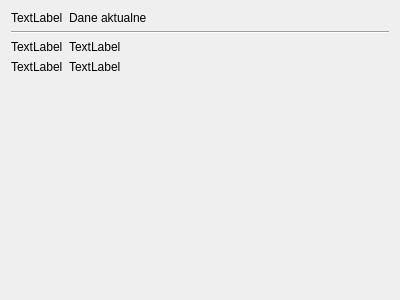
Qt form ui/pogoda.ui (wiacekmarcin/js) before a commit.
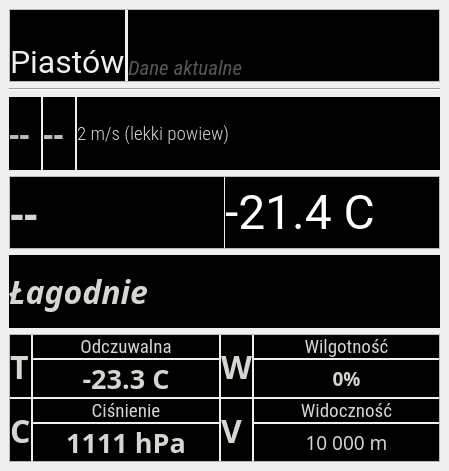
The same form after that commit.

Commit message: Zegar, zegar analogowy, pogoda

Patch:
```diff
--- a/ui/pogoda.ui
+++ b/ui/pogoda.ui
@@ -6,32 +6,104 @@
    <rect>
     <x>0</x>
     <y>0</y>
-    <width>400</width>
-    <height>300</height>
+    <width>449</width>
+    <height>471</height>
    </rect>
   </property>
   <property name="windowTitle">
    <string>Form</string>
   </property>
-  <layout class="QFormLayout" name="formLayout">
-   <property name="fieldGrowthPolicy">
-    <enum>QFormLayout::ExpandingFieldsGrow</enum>
+  <layout class="QVBoxLayout" name="verticalLayout">
+   <property name="spacing">
+    <number>6</number>
    </property>
-   <item row="0" column="0">
-    <widget class="QLabel" name="nazwamiasta">
-     <property name="text">
-      <string>TextLabel</string>
+   <property name="leftMargin">
+    <number>9</number>
+   </property>
+   <property name="topMargin">
+    <number>9</number>
+   </property>
+   <property name="rightMargin">
+    <number>9</number>
+   </property>
+   <property name="bottomMargin">
+    <number>9</number>
+   </property>
+   <item>
+    <widget class="QFrame" name="frameCiti">
+     <property name="frameShape">
+      <enum>QFrame::StyledPanel</enum>
      </property>
-    </widget>
-   </item>
-   <item row="0" column="1">
-    <widget class="QLabel" name="czasAktualnoscidanych">
-     <property name="text">
-      <string>Dane aktualne</string>
+     <property name="frameShadow">
+      <enum>QFrame::Raised</enum>
      </property>
+     <layout class="QHBoxLayout" name="horizontalLayoutCitiname">
+      <property name="spacing">
+       <number>3</number>
+      </property>
+      <property name="leftMargin">
+       <number>0</number>
+      </property>
+      <property name="topMargin">
+       <number>0</number>
+      </property>
+      <property name="rightMargin">
+       <number>0</number>
+      </property>
+      <property name="bottomMargin">
+       <number>0</number>
+      </property>
+      <item>
+       <widget class="QLabel" name="nazwamiasta">
+        <property name="font">
+         <font>
+          <family>Roboto</family>
+          <pointsize>24</pointsize>
+         </font>
+        </property>
+        <property name="styleSheet">
+         <string notr="true">color: rgb(238, 238, 236);
+background-color: rgb(0, 0, 0);</string>
+        </property>
+        <property name="text">
+         <string>Piastów</string>
+        </property>
+        <property name="alignment">
+         <set>Qt::AlignBottom|Qt::AlignLeading|Qt::AlignLeft</set>
+        </property>
+       </widget>
+      </item>
+      <item>
+       <widget class="QLabel" name="czasAktualnoscidanych">
+        <property name="sizePolicy">
+         <sizepolicy hsizetype="Expanding" vsizetype="Preferred">
+          <horstretch>0</horstretch>
+          <verstretch>0</verstretch>
+         </sizepolicy>
+        </property>
+        <property name="font">
+         <font>
+          <family>Roboto Condensed</family>
+          <pointsize>16</pointsize>
+          <italic>true</italic>
+         </font>
+        </property>
+        <property name="styleSheet">
+         <string notr="true">background-color: rgb(0, 0, 0);
+color: rgb(85, 87, 83);</string>
+        </property>
+        <property name="text">
+         <string>Dane aktualne</string>
+        </property>
+        <property name="alignment">
+         <set>Qt::AlignBottom|Qt::AlignLeading|Qt::AlignLeft</set>
+        </property>
+       </widget>
+      </item>
+     </layout>
     </widget>
    </item>
-   <item row="1" column="0" colspan="2">
+   <item>
     <widget class="Line" name="line">
      <property name="sizeIncrement">
       <size>
@@ -39,37 +111,542 @@
        <height>2</height>
       </size>
      </property>
+     <property name="font">
+      <font>
+       <pointsize>6</pointsize>
+      </font>
+     </property>
      <property name="orientation">
       <enum>Qt::Horizontal</enum>
      </property>
     </widget>
    </item>
-   <item row="2" column="0">
-    <widget class="QLabel" name="ikonawiatru">
-     <property name="text">
-      <string>TextLabel</string>
+   <item>
+    <widget class="QFrame" name="frameWiatr">
+     <property name="frameShape">
+      <enum>QFrame::NoFrame</enum>
      </property>
+     <property name="frameShadow">
+      <enum>QFrame::Raised</enum>
+     </property>
+     <layout class="QHBoxLayout" name="horizontalLayout">
+      <property name="spacing">
+       <number>2</number>
+      </property>
+      <property name="leftMargin">
+       <number>0</number>
+      </property>
+      <property name="topMargin">
+       <number>0</number>
+      </property>
+      <property name="rightMargin">
+       <number>0</number>
+      </property>
+      <property name="bottomMargin">
+       <number>0</number>
+      </property>
+      <item>
+       <widget class="QLabel" name="ikonawiatru">
+        <property name="sizePolicy">
+         <sizepolicy hsizetype="Minimum" vsizetype="Minimum">
+          <horstretch>0</horstretch>
+          <verstretch>0</verstretch>
+         </sizepolicy>
+        </property>
+        <property name="minimumSize">
+         <size>
+          <width>32</width>
+          <height>32</height>
+         </size>
+        </property>
+        <property name="font">
+         <font>
+          <family>Weather Icons</family>
+          <pointsize>24</pointsize>
+          <weight>75</weight>
+          <bold>true</bold>
+         </font>
+        </property>
+        <property name="styleSheet">
+         <string notr="true">background-color: rgb(0, 0, 0);
+color: rgb(186, 189, 182);</string>
+        </property>
+        <property name="text">
+         <string>--</string>
+        </property>
+        <property name="textFormat">
+         <enum>Qt::PlainText</enum>
+        </property>
+       </widget>
+      </item>
+      <item>
+       <widget class="QLabel" name="kierunekWiatru">
+        <property name="sizePolicy">
+         <sizepolicy hsizetype="Minimum" vsizetype="Minimum">
+          <horstretch>0</horstretch>
+          <verstretch>0</verstretch>
+         </sizepolicy>
+        </property>
+        <property name="minimumSize">
+         <size>
+          <width>32</width>
+          <height>32</height>
+         </size>
+        </property>
+        <property name="font">
+         <font>
+          <family>Weather Icons</family>
+          <pointsize>24</pointsize>
+          <weight>75</weight>
+          <bold>true</bold>
+         </font>
+        </property>
+        <property name="styleSheet">
+         <string notr="true">background-color: rgb(0, 0, 0);
+color: rgb(186, 189, 182);</string>
+        </property>
+        <property name="text">
+         <string>--</string>
+        </property>
+       </widget>
+      </item>
+      <item>
+       <widget class="QLabel" name="opiswiatru">
+        <property name="sizePolicy">
+         <sizepolicy hsizetype="Expanding" vsizetype="Preferred">
+          <horstretch>0</horstretch>
+          <verstretch>0</verstretch>
+         </sizepolicy>
+        </property>
+        <property name="font">
+         <font>
+          <family>Roboto Condensed Light</family>
+          <pointsize>14</pointsize>
+         </font>
+        </property>
+        <property name="styleSheet">
+         <string notr="true">background-color: rgb(0, 0, 0);
+color: rgb(211, 215, 207);</string>
+        </property>
+        <property name="text">
+         <string>2 m/s (lekki powiew)</string>
+        </property>
+        <property name="wordWrap">
+         <bool>true</bool>
+        </property>
+       </widget>
+      </item>
+     </layout>
     </widget>
    </item>
-   <item row="2" column="1">
-    <widget class="QLabel" name="opiswiatru">
-     <property name="text">
-      <string>TextLabel</string>
+   <item>
+    <widget class="QFrame" name="frameTemp">
+     <property name="frameShape">
+      <enum>QFrame::StyledPanel</enum>
      </property>
+     <property name="frameShadow">
+      <enum>QFrame::Raised</enum>
+     </property>
+     <layout class="QGridLayout" name="gridLayout">
+      <property name="leftMargin">
+       <number>0</number>
+      </property>
+      <property name="topMargin">
+       <number>0</number>
+      </property>
+      <property name="rightMargin">
+       <number>0</number>
+      </property>
+      <property name="bottomMargin">
+       <number>0</number>
+      </property>
+      <property name="spacing">
+       <number>1</number>
+      </property>
+      <item row="0" column="1" rowspan="2">
+       <widget class="QLabel" name="temperatura">
+        <property name="font">
+         <font>
+          <family>RobotoBlack</family>
+          <pointsize>36</pointsize>
+         </font>
+        </property>
+        <property name="styleSheet">
+         <string notr="true">background-color: rgb(0, 0, 0);
+color: rgb(255, 255, 255);</string>
+        </property>
+        <property name="text">
+         <string>-21.4 C</string>
+        </property>
+       </widget>
+      </item>
+      <item row="0" column="0" rowspan="2">
+       <widget class="QLabel" name="ikonapogody">
+        <property name="sizePolicy">
+         <sizepolicy hsizetype="Minimum" vsizetype="Minimum">
+          <horstretch>0</horstretch>
+          <verstretch>0</verstretch>
+         </sizepolicy>
+        </property>
+        <property name="minimumSize">
+         <size>
+          <width>32</width>
+          <height>32</height>
+         </size>
+        </property>
+        <property name="font">
+         <font>
+          <family>Weather Icons</family>
+          <pointsize>32</pointsize>
+          <weight>75</weight>
+          <bold>true</bold>
+         </font>
+        </property>
+        <property name="styleSheet">
+         <string notr="true">background-color: rgb(0, 0, 0);
+color: rgb(211, 215, 207);</string>
+        </property>
+        <property name="text">
+         <string>--</string>
+        </property>
+       </widget>
+      </item>
+     </layout>
     </widget>
    </item>
-   <item row="3" column="0">
-    <widget class="QLabel" name="ikonapogody">
+   <item>
+    <widget class="QLabel" name="opisPogody">
+     <property name="font">
+      <font>
+       <family>Roboto Slab</family>
+       <pointsize>24</pointsize>
+       <weight>75</weight>
+       <italic>true</italic>
+       <bold>true</bold>
+      </font>
+     </property>
+     <property name="styleSheet">
+      <string notr="true">background-color: rgb(0, 0, 0);
+color: rgb(211, 215, 207);</string>
+     </property>
      <property name="text">
-      <string>TextLabel</string>
+      <string>Łagodnie</string>
      </property>
+     <property name="wordWrap">
+      <bool>true</bool>
+     </property>
     </widget>
    </item>
-   <item row="3" column="1">
-    <widget class="QLabel" name="opispogody">
-     <property name="text">
-      <string>TextLabel</string>
+   <item>
+    <widget class="QFrame" name="frameTemp2">
+     <property name="frameShape">
+      <enum>QFrame::StyledPanel</enum>
      </property>
+     <property name="frameShadow">
+      <enum>QFrame::Raised</enum>
+     </property>
+     <layout class="QGridLayout" name="gridLayout_2">
+      <property name="leftMargin">
+       <number>0</number>
+      </property>
+      <property name="topMargin">
+       <number>0</number>
+      </property>
+      <property name="rightMargin">
+       <number>0</number>
+      </property>
+      <property name="bottomMargin">
+       <number>0</number>
+      </property>
+      <property name="spacing">
+       <number>2</number>
+      </property>
+      <item row="3" column="1">
+       <widget class="QLabel" name="etGrunt">
+        <property name="sizePolicy">
+         <sizepolicy hsizetype="Expanding" vsizetype="Preferred">
+          <horstretch>0</horstretch>
+          <verstretch>0</verstretch>
+         </sizepolicy>
+        </property>
+        <property name="font">
+         <font>
+          <family>Roboto Condensed</family>
+          <pointsize>14</pointsize>
+         </font>
+        </property>
+        <property name="styleSheet">
+         <string notr="true">background-color: rgb(0, 0, 0);
+color: rgb(211, 215, 207);</string>
+        </property>
+        <property name="text">
+         <string>Ciśnienie</string>
+        </property>
+        <property name="alignment">
+         <set>Qt::AlignCenter</set>
+        </property>
+       </widget>
+      </item>
+      <item row="0" column="3">
+       <widget class="QLabel" name="etwilgotnosc">
+        <property name="sizePolicy">
+         <sizepolicy hsizetype="Expanding" vsizetype="Preferred">
+          <horstretch>0</horstretch>
+          <verstretch>0</verstretch>
+         </sizepolicy>
+        </property>
+        <property name="font">
+         <font>
+          <family>Roboto Condensed</family>
+          <pointsize>14</pointsize>
+         </font>
+        </property>
+        <property name="styleSheet">
+         <string notr="true">background-color: rgb(0, 0, 0);
+color: rgb(211, 215, 207);</string>
+        </property>
+        <property name="text">
+         <string>Wilgotność</string>
+        </property>
+        <property name="alignment">
+         <set>Qt::AlignCenter</set>
+        </property>
+       </widget>
+      </item>
+      <item row="0" column="1">
+       <widget class="QLabel" name="etOdczuwalna">
+        <property name="sizePolicy">
+         <sizepolicy hsizetype="Expanding" vsizetype="Preferred">
+          <horstretch>0</horstretch>
+          <verstretch>0</verstretch>
+         </sizepolicy>
+        </property>
+        <property name="font">
+         <font>
+          <family>Roboto Condensed</family>
+          <pointsize>14</pointsize>
+          <italic>false</italic>
+         </font>
+        </property>
+        <property name="styleSheet">
+         <string notr="true">background-color: rgb(0, 0, 0);
+color: rgb(211, 215, 207);</string>
+        </property>
+        <property name="text">
+         <string>Odczuwalna</string>
+        </property>
+        <property name="alignment">
+         <set>Qt::AlignCenter</set>
+        </property>
+       </widget>
+      </item>
+      <item row="1" column="1" rowspan="2">
+       <widget class="QLabel" name="temperaturaOdczuwalna">
+        <property name="font">
+         <font>
+          <family>Roboto Slab ExtraBold</family>
+          <pointsize>20</pointsize>
+          <weight>75</weight>
+          <bold>true</bold>
+         </font>
+        </property>
+        <property name="styleSheet">
+         <string notr="true">background-color: rgb(0, 0, 0);
+color: rgb(211, 215, 207);</string>
+        </property>
+        <property name="text">
+         <string>-23.3 C</string>
+        </property>
+        <property name="alignment">
+         <set>Qt::AlignCenter</set>
+        </property>
+       </widget>
+      </item>
+      <item row="0" column="0" rowspan="3">
+       <widget class="QLabel" name="tempIcon">
+        <property name="sizePolicy">
+         <sizepolicy hsizetype="Minimum" vsizetype="Preferred">
+          <horstretch>0</horstretch>
+          <verstretch>0</verstretch>
+         </sizepolicy>
+        </property>
+        <property name="font">
+         <font>
+          <family>Weather Icons</family>
+          <pointsize>24</pointsize>
+          <weight>75</weight>
+          <bold>true</bold>
+         </font>
+        </property>
+        <property name="styleSheet">
+         <string notr="true">background-color: rgb(0, 0, 0);
+color: rgb(211, 215, 207);</string>
+        </property>
+        <property name="text">
+         <string>T</string>
+        </property>
+       </widget>
+      </item>
+      <item row="1" column="3" rowspan="2">
+       <widget class="QLabel" name="wilgotnosc">
+        <property name="sizePolicy">
+         <sizepolicy hsizetype="Expanding" vsizetype="Preferred">
+          <horstretch>0</horstretch>
+          <verstretch>0</verstretch>
+         </sizepolicy>
+        </property>
+        <property name="font">
+         <font>
+          <family>Roboto Slab</family>
+          <pointsize>14</pointsize>
+          <weight>75</weight>
+          <bold>true</bold>
+         </font>
+        </property>
+        <property name="styleSheet">
+         <string notr="true">background-color: rgb(0, 0, 0);
+color: rgb(211, 215, 207);</string>
+        </property>
+        <property name="text">
+         <string>0%</string>
+        </property>
+        <property name="alignment">
+         <set>Qt::AlignCenter</set>
+        </property>
+       </widget>
+      </item>
+      <item row="4" column="1">
+       <widget class="QLabel" name="cisnienie">
+        <property name="font">
+         <font>
+          <family>Roboto Slab ExtraBold</family>
+          <pointsize>20</pointsize>
+          <weight>75</weight>
+          <bold>true</bold>
+         </font>
+        </property>
+        <property name="styleSheet">
+         <string notr="true">background-color: rgb(0, 0, 0);
+color: rgb(211, 215, 207);</string>
+        </property>
+        <property name="text">
+         <string>1111 hPa</string>
+        </property>
+        <property name="alignment">
+         <set>Qt::AlignCenter</set>
+        </property>
+       </widget>
+      </item>
+      <item row="0" column="2" rowspan="3">
+       <widget class="QLabel" name="ikonaWilgotnosci">
+        <property name="font">
+         <font>
+          <family>Weather Icons</family>
+          <pointsize>24</pointsize>
+          <weight>75</weight>
+          <bold>true</bold>
+         </font>
+        </property>
+        <property name="styleSheet">
+         <string notr="true">background-color: rgb(0, 0, 0);
+color: rgb(211, 215, 207);</string>
+        </property>
+        <property name="text">
+         <string>W</string>
+        </property>
+       </widget>
+      </item>
+      <item row="3" column="0" rowspan="2">
+       <widget class="QLabel" name="ikonaCisnienia">
+        <property name="font">
+         <font>
+          <family>Weather Icons</family>
+          <pointsize>24</pointsize>
+          <weight>75</weight>
+          <bold>true</bold>
+         </font>
+        </property>
+        <property name="styleSheet">
+         <string notr="true">background-color: rgb(0, 0, 0);
+color: rgb(211, 215, 207);</string>
+        </property>
+        <property name="text">
+         <string>C</string>
+        </property>
+       </widget>
+      </item>
+      <item row="3" column="2" rowspan="2">
+       <widget class="QLabel" name="ikonaWidocznosci">
+        <property name="font">
+         <font>
+          <family>Weather Icons</family>
+          <pointsize>24</pointsize>
+          <weight>75</weight>
+          <bold>true</bold>
+         </font>
+        </property>
+        <property name="styleSheet">
+         <string notr="true">background-color: rgb(0, 0, 0);
+color: rgb(211, 215, 207);</string>
+        </property>
+        <property name="text">
+         <string>V</string>
+        </property>
+       </widget>
+      </item>
+      <item row="3" column="3">
+       <widget class="QLabel" name="etWidocznosc">
+        <property name="sizePolicy">
+         <sizepolicy hsizetype="Expanding" vsizetype="Preferred">
+          <horstretch>0</horstretch>
+          <verstretch>0</verstretch>
+         </sizepolicy>
+        </property>
+        <property name="font">
+         <font>
+          <family>Roboto Condensed</family>
+          <pointsize>14</pointsize>
+         </font>
+        </property>
+        <property name="styleSheet">
+         <string notr="true">background-color: rgb(0, 0, 0);
+color: rgb(211, 215, 207);</string>
+        </property>
+        <property name="text">
+         <string>Widoczność</string>
+        </property>
+        <property name="alignment">
+         <set>Qt::AlignCenter</set>
+        </property>
+       </widget>
+      </item>
+      <item row="4" column="3">
+       <widget class="QLabel" name="widocznosc">
+        <property name="sizePolicy">
+         <sizepolicy hsizetype="Expanding" vsizetype="Preferred">
+          <horstretch>0</horstretch>
+          <verstretch>0</verstretch>
+         </sizepolicy>
+        </property>
+        <property name="font">
+         <font>
+          <family>Roboto Slab Medium</family>
+          <pointsize>14</pointsize>
+         </font>
+        </property>
+        <property name="styleSheet">
+         <string notr="true">background-color: rgb(0, 0, 0);
+color: rgb(211, 215, 207);</string>
+        </property>
+        <property name="text">
+         <string>10 000 m</string>
+        </property>
+        <property name="alignment">
+         <set>Qt::AlignCenter</set>
+        </property>
+       </widget>
+      </item>
+     </layout>
     </widget>
    </item>
   </layout>
```
The commit also changes 30 other files.
